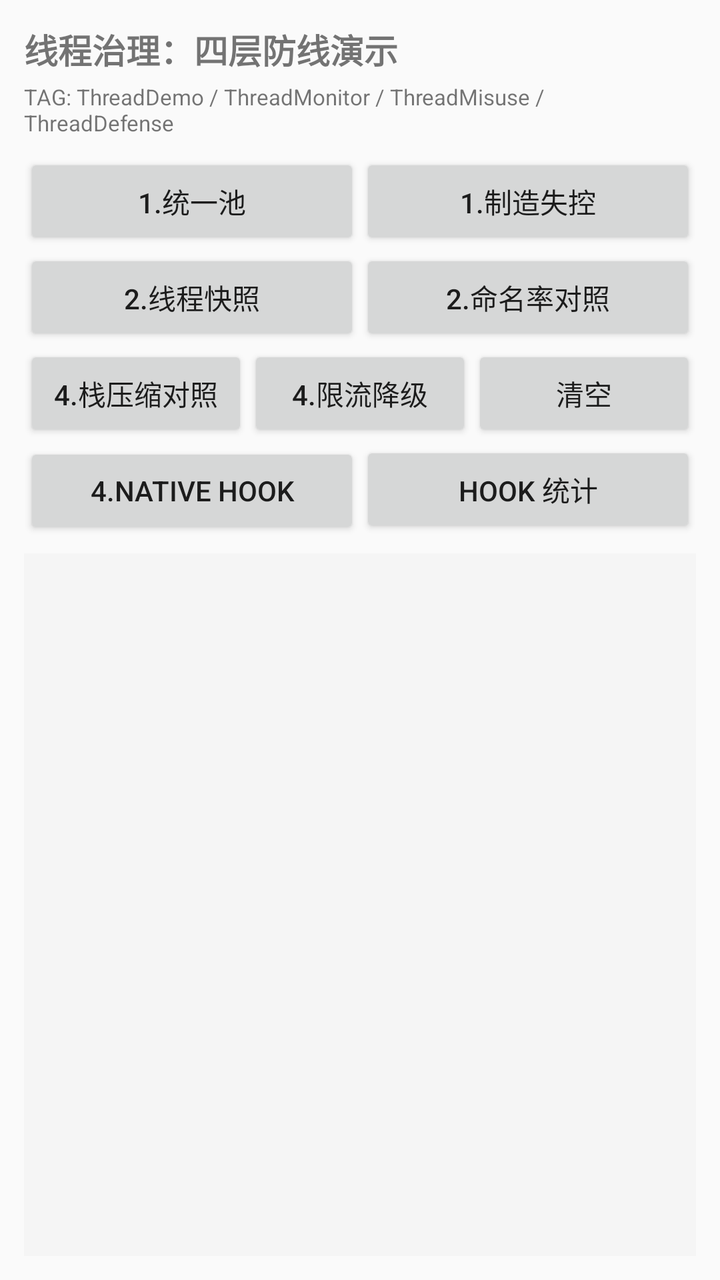
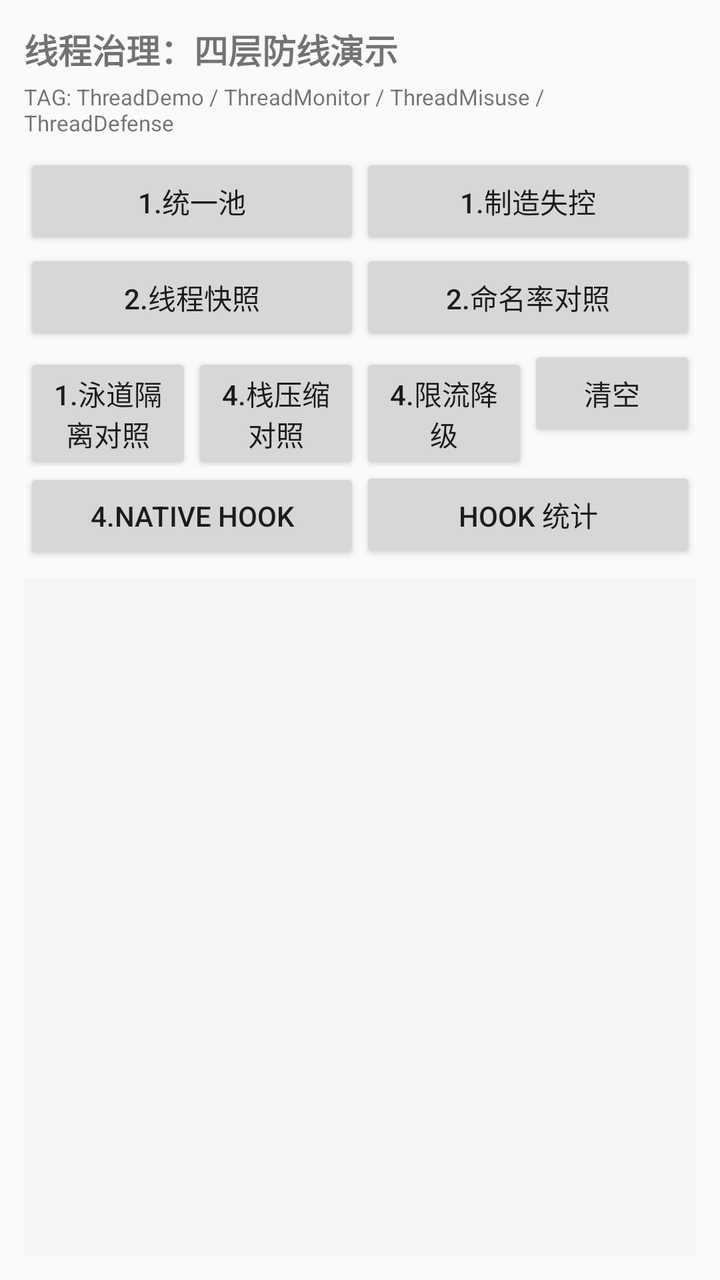

Compare the two renders of this Android layout. The source of the first and the diff that turns it into the second are given below.
<!-- AndroidManifest.xml: activity theme Theme.MyApplication.AppCompat -->
<!-- res/layout/activity_thread_governance.xml -->
<?xml version="1.0" encoding="utf-8"?>
<LinearLayout xmlns:android="http://schemas.android.com/apk/res/android"
    android:layout_width="match_parent"
    android:layout_height="match_parent"
    android:orientation="vertical"
    android:padding="12dp">

    <TextView
        android:layout_width="match_parent"
        android:layout_height="wrap_content"
        android:text="线程治理：四层防线演示"
        android:textSize="17sp"
        android:textStyle="bold" />

    <TextView
        android:layout_width="match_parent"
        android:layout_height="wrap_content"
        android:layout_marginTop="4dp"
        android:text="TAG: ThreadDemo / ThreadMonitor / ThreadMisuse / ThreadDefense"
        android:textSize="11sp" />

    <LinearLayout
        android:layout_width="match_parent"
        android:layout_height="wrap_content"
        android:layout_marginTop="8dp"
        android:orientation="horizontal">

        <Button
            android:id="@+id/btn_step1_pools"
            android:layout_width="0dp"
            android:layout_height="wrap_content"
            android:layout_weight="1"
            android:text="1.统一池" />

        <Button
            android:id="@+id/btn_step1_misuse"
            android:layout_width="0dp"
            android:layout_height="wrap_content"
            android:layout_weight="1"
            android:text="1.制造失控" />
    </LinearLayout>

    <LinearLayout
        android:layout_width="match_parent"
        android:layout_height="wrap_content"
        android:orientation="horizontal">

        <Button
            android:id="@+id/btn_step2_snapshot"
            android:layout_width="0dp"
            android:layout_height="wrap_content"
            android:layout_weight="1"
            android:text="2.线程快照" />

        <Button
            android:id="@+id/btn_step2_compare"
            android:layout_width="0dp"
            android:layout_height="wrap_content"
            android:layout_weight="1"
            android:text="2.命名率对照" />
    </LinearLayout>

    <LinearLayout
        android:layout_width="match_parent"
        android:layout_height="wrap_content"
        android:orientation="horizontal">

        <Button
            android:id="@+id/btn_step4_stack"
            android:layout_width="0dp"
            android:layout_height="wrap_content"
            android:layout_weight="1"
            android:text="4.栈压缩对照" />

        <Button
            android:id="@+id/btn_step4_limit"
            android:layout_width="0dp"
            android:layout_height="wrap_content"
            android:layout_weight="1"
            android:text="4.限流降级" />

        <Button
            android:id="@+id/btn_clear"
            android:layout_width="0dp"
            android:layout_height="wrap_content"
            android:layout_weight="1"
            android:text="清空" />
    </LinearLayout>

    <LinearLayout
        android:layout_width="match_parent"
        android:layout_height="wrap_content"
        android:orientation="horizontal">

        <Button
            android:id="@+id/btn_step4_hook"
            android:layout_width="0dp"
            android:layout_height="wrap_content"
            android:layout_weight="1"
            android:text="4.Native Hook" />

        <Button
            android:id="@+id/btn_native_count"
            android:layout_width="0dp"
            android:layout_height="wrap_content"
            android:layout_weight="1"
            android:text="Hook 统计" />
    </LinearLayout>

    <ScrollView
        android:layout_width="match_parent"
        android:layout_height="0dp"
        android:layout_marginTop="8dp"
        android:layout_weight="1"
        android:background="#F5F5F5">

        <TextView
            android:id="@+id/tv_output"
            android:layout_width="match_parent"
            android:layout_height="wrap_content"
            android:fontFamily="monospace"
            android:padding="8dp"
            android:textSize="11sp" />
    </ScrollView>

</LinearLayout>
<!-- resources referenced by this layout -->
<resources>
  <style name="Theme.MyApplication.AppCompat" parent="Theme.AppCompat.Light.NoActionBar" />
</resources>

<!-- the commit's change to res/layout/activity_thread_governance.xml (unified diff, before → after) -->
@@ -66,6 +66,13 @@
         android:orientation="horizontal">
 
         <Button
+            android:id="@+id/btn_lane_isolation"
+            android:layout_width="0dp"
+            android:layout_height="wrap_content"
+            android:layout_weight="1"
+            android:text="1.泳道隔离对照" />
+
+        <Button
             android:id="@+id/btn_step4_stack"
             android:layout_width="0dp"
             android:layout_height="wrap_content"
